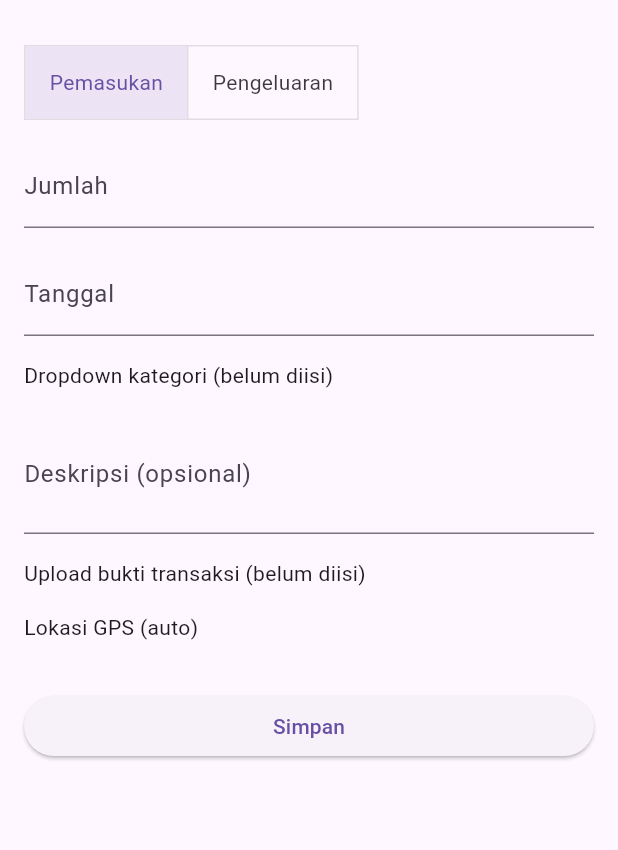
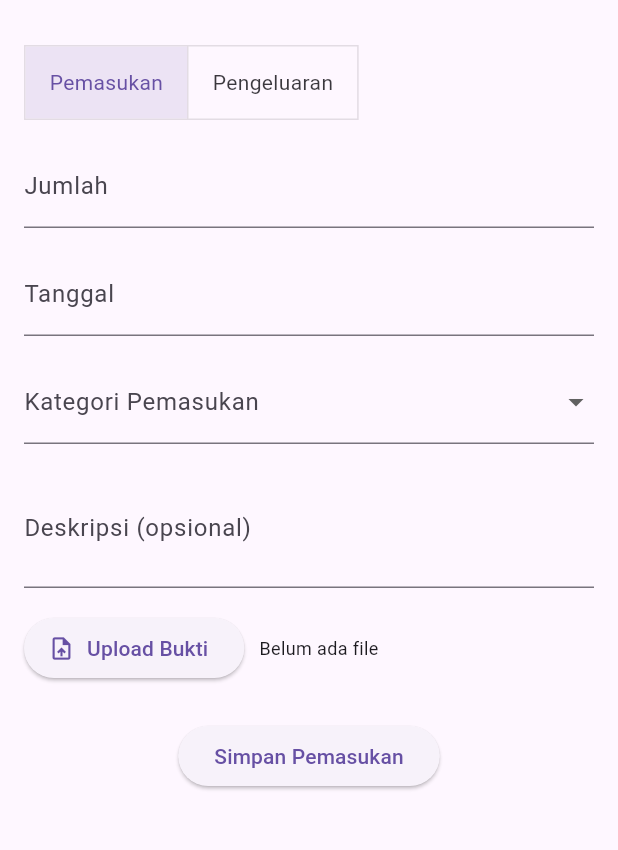
Before and after one commit to muhfarrasm/hemat_yu_dummy, a Flutter app: the TransaksiPage screen opened directly with empty values, after a tap on the "add" icon, on a phone screen of 412 x 824 dp, the part 63-913 px from its top. Run offline on Flutter 3.47's test engine with Material 3 defaults, Android fonts, the phone set to English and light mode, and no system bars; our stand-ins replace camera, equatable, fl_chart, flutter_bloc, flutter_secure_storage, geocoding and 1 more; accounts and stored records are empty; network calls fail.

Commit message:
ADD - page add transaksi

```diff
--- a/lib/presentation/pages/transaksi/add_transaksi_page .dart
+++ b/lib/presentation/pages/transaksi/add_transaksi_page .dart
@@ -1,4 +1,11 @@
+import 'dart:io';
+
 import 'package:flutter/material.dart';
+import 'package:geocoding/geocoding.dart';
+import 'package:geolocator/geolocator.dart';
+import 'package:hematyu_app_dummy_fix/core/camera/camera_page.dart';
+import 'package:hematyu_app_dummy_fix/presentation/pages/transaksi/widget/pemasukan_form.dart';
+import 'package:hematyu_app_dummy_fix/presentation/pages/transaksi/widget/pengeluaran_form.dart';
 
 class AddTransaksiPage extends StatefulWidget {
   const AddTransaksiPage({super.key});
@@ -9,24 +16,76 @@
 
 class _AddTransaksiPageState extends State<AddTransaksiPage> {
   final _formKey = GlobalKey<FormState>();
-  bool isPemasukan = true;
-
   final TextEditingController jumlahController = TextEditingController();
   final TextEditingController tanggalController = TextEditingController();
   final TextEditingController deskripsiController = TextEditingController();
 
+  bool isPemasukan = true;
   int? selectedKategoriId;
+  String? buktiPath;
+  String? lokasi;
+
+  @override
+  void initState() {
+    super.initState();
+    _getUserLocation();
+  }
+
+  @override
+  void dispose() {
+    jumlahController.dispose();
+    tanggalController.dispose();
+    deskripsiController.dispose();
+    super.dispose();
+  }
+
+  Future<void> _onPilihBukti() async {
+    final File? result = await Navigator.push<File>(
+      context,
+      MaterialPageRoute(builder: (_) => const CameraPage()),
+    );
+
+    if (result != null && mounted) {
+      setState(() {
+        buktiPath = result.path;
+      });
+    }
+  }
+
+  //lokasi GPS
+  // Menggunakan Geolocator untuk mendapatkan lokasi GPS
+  Future<void> _getUserLocation() async {
+    bool serviceEnabled = await Geolocator.isLocationServiceEnabled();
+    if (!serviceEnabled) return;
+
+    LocationPermission permission = await Geolocator.checkPermission();
+    if (permission == LocationPermission.denied) {
+      permission = await Geolocator.requestPermission();
+    }
+    if (permission == LocationPermission.deniedForever) return;
+
+    Position position = await Geolocator.getCurrentPosition(
+      desiredAccuracy: LocationAccuracy.high,
+    );
+
+    List<Placemark> placemarks = await placemarkFromCoordinates(
+      position.latitude,
+      position.longitude,
+    );
+
+    final place = placemarks.first;
+    setState(() {
+      lokasi =
+          "${place.street}, ${place.subLocality}, ${place.locality}, ${place.administrativeArea}";
+    });
+  }
 
   @override
   Widget build(BuildContext context) {
     return Scaffold(
-      appBar: AppBar(
-        title: const Text('Tambah Transaksi'),
-      ),
+      appBar: AppBar(title: const Text('Tambah Transaksi')),
       body: Padding(
         padding: const EdgeInsets.all(16),
-        child: Form(
-          key: _formKey,
         child: ListView(
           children: [
             ToggleButtons(
@@ -47,65 +106,36 @@
             ),
             const SizedBox(height: 16),
 
-              TextFormField(
-                controller: jumlahController,
-                keyboardType: TextInputType.number,
-                decoration: const InputDecoration(labelText: 'Jumlah'),
-                validator: (value) =>
-                    value == null || value.isEmpty ? 'Jumlah tidak boleh kosong' : null,
-              ),
-              const SizedBox(height: 16),
-
-              TextFormField(
-                controller: tanggalController,
-                readOnly: true,
-                decoration: const InputDecoration(labelText: 'Tanggal'),
-                onTap: () async {
-                  final date = await showDatePicker(
-                    context: context,
-                    initialDate: DateTime.now(),
-                    firstDate: DateTime(2023),
-                    lastDate: DateTime(2100),
-                  );
-                  if (date != null) {
-                    tanggalController.text = date.toIso8601String().substring(0, 10);
-                  }
+            isPemasukan
+                ? PemasukanForm(
+                  jumlahController: jumlahController,
+                  tanggalController: tanggalController,
+                  deskripsiController: deskripsiController,
+                  selectedKategoriId: selectedKategoriId,
+                  onKategoriChanged: (id) {
+                    setState(() {
+                      selectedKategoriId = id;
+                    });
                   },
-                validator: (value) =>
-                    value == null || value.isEmpty ? 'Tanggal tidak boleh kosong' : null,
-              ),
-              const SizedBox(height: 16),
-
-              // TODO: Dropdown kategori (API)
-              const Text("Dropdown kategori (belum diisi)"),
-              const SizedBox(height: 16),
-
-              TextFormField(
-                controller: deskripsiController,
-                maxLines: 2,
-                decoration: const InputDecoration(labelText: 'Deskripsi (opsional)'),
-              ),
-              const SizedBox(height: 16),
-
-              // TODO: Upload bukti transaksi (kamera/gallery)
-              const Text("Upload bukti transaksi (belum diisi)"),
-              const SizedBox(height: 16),
-
-              // TODO: Lokasi GPS
-              const Text("Lokasi GPS (auto)"),
-
-              const SizedBox(height: 32),
-              ElevatedButton(
-                onPressed: () {
-                  if (_formKey.currentState!.validate()) {
-                    // TODO: Call Bloc to add transaksi
-                    print('Submit Transaksi');
-                  }
+                  onPilihBukti: _onPilihBukti,
+                  buktiPath: buktiPath,
+                  lokasi: lokasi ?? 'Mengambil lokasi...',
+                )
+                : PengeluaranForm(
+                  jumlahController: jumlahController,
+                  tanggalController: tanggalController,
+                  deskripsiController: deskripsiController,
+                  selectedKategoriId: selectedKategoriId,
+                  onKategoriChanged: (id) {
+                    setState(() {
+                      selectedKategoriId = id;
+                    });
                   },
-                child: const Text('Simpan'),
+                  onPilihBukti: _onPilihBukti,
+                  buktiPath: buktiPath,
+                  lokasi: lokasi ?? 'Mengambil lokasi...',
                 ),
           ],
-          ),
         ),
       ),
     );
--- a/lib/presentation/pages/transaksi/transaksi_page.dart
+++ b/lib/presentation/pages/transaksi/transaksi_page.dart
@@ -1,6 +1,9 @@
 import 'dart:convert';
 import 'package:flutter/material.dart';
+import 'package:flutter_bloc/flutter_bloc.dart';
+import 'package:hematyu_app_dummy_fix/data/repository/transaksi_repository.dart';
 import 'package:hematyu_app_dummy_fix/presentation/pages/transaksi/add_transaksi_page%20.dart';
+import 'package:hematyu_app_dummy_fix/presentation/transaksi/bloc/transaksi_bloc.dart';
 import 'package:hematyu_app_dummy_fix/service/service_http_client.dart';
 import 'package:intl/intl.dart';
 
@@ -24,7 +27,16 @@
             onPressed: () {
               Navigator.push(
                 context,
-                MaterialPageRoute(builder: (_) => const AddTransaksiPage()),
+                MaterialPageRoute(
+                  builder:
+                      (_) => BlocProvider(
+                        create:
+                            (_) => TransaksiBloc(
+                              TransaksiRepository(ServiceHttpClient()),
+                            ),
+                        child: AddTransaksiPage(),
+                      ),
+                ),
               );
             },
           ),
@@ -36,16 +48,20 @@
           child: Column(
             crossAxisAlignment: CrossAxisAlignment.start,
             children: const [
-              Text('3 Pemasukan Terakhir',
-                  style: TextStyle(fontSize: 18, fontWeight: FontWeight.bold)),
+              Text(
+                '3 Pemasukan Terakhir',
+                style: TextStyle(fontSize: 18, fontWeight: FontWeight.bold),
+              ),
               SizedBox(height: 8),
               _TransaksiListView(
                 endpoint: '/pemasukan?limit=3',
                 isPemasukan: true,
               ),
               SizedBox(height: 16),
-              Text('3 Pengeluaran Terakhir',
-                  style: TextStyle(fontSize: 18, fontWeight: FontWeight.bold)),
+              Text(
+                '3 Pengeluaran Terakhir',
+                style: TextStyle(fontSize: 18, fontWeight: FontWeight.bold),
+              ),
               SizedBox(height: 8),
               _TransaksiListView(
                 endpoint: '/pengeluaran?limit=3',
@@ -63,10 +79,7 @@
   final String endpoint;
   final bool isPemasukan;
 
-  const _TransaksiListView({
-    required this.endpoint,
-    required this.isPemasukan,
-  });
+  const _TransaksiListView({required this.endpoint, required this.isPemasukan});
 
   @override
   State<_TransaksiListView> createState() => _TransaksiListViewState();
@@ -74,7 +87,11 @@
 
 class _TransaksiListViewState extends State<_TransaksiListView> {
   final ServiceHttpClient _httpClient = ServiceHttpClient();
-  final formatter = NumberFormat.currency(locale: 'id', symbol: 'Rp', decimalDigits: 0);
+  final formatter = NumberFormat.currency(
+    locale: 'id',
+    symbol: 'Rp',
+    decimalDigits: 0,
+  );
   List<dynamic> data = [];
   bool loading = true;
 
@@ -108,9 +125,11 @@
     if (data.isEmpty) return const Text('Tidak ada data');
 
     return Column(
-      children: data.map((item) {
+      children:
+          data.map((item) {
             final jumlah = double.tryParse(item['jumlah'].toString()) ?? 0;
-        final tanggal = DateTime.tryParse(item['tanggal'] ?? '') ?? DateTime.now();
+            final tanggal =
+                DateTime.tryParse(item['tanggal'] ?? '') ?? DateTime.now();
             final lokasi = item['lokasi'] ?? '-';
 
             return Card(
```
Lines whose indentation alone changed are shown as unchanged.
